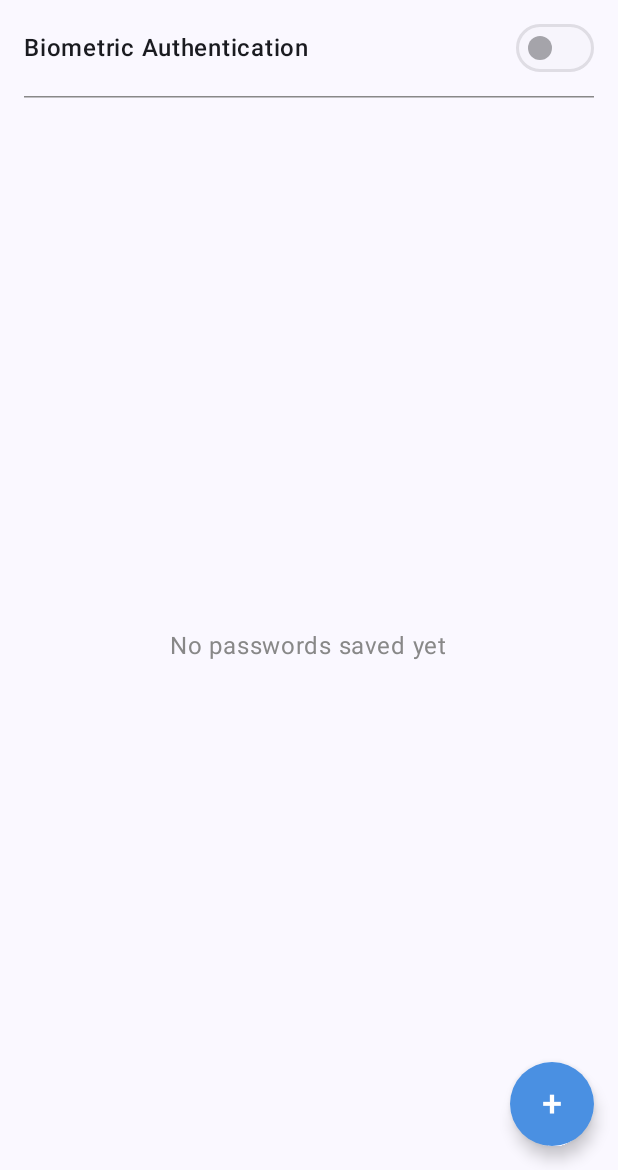
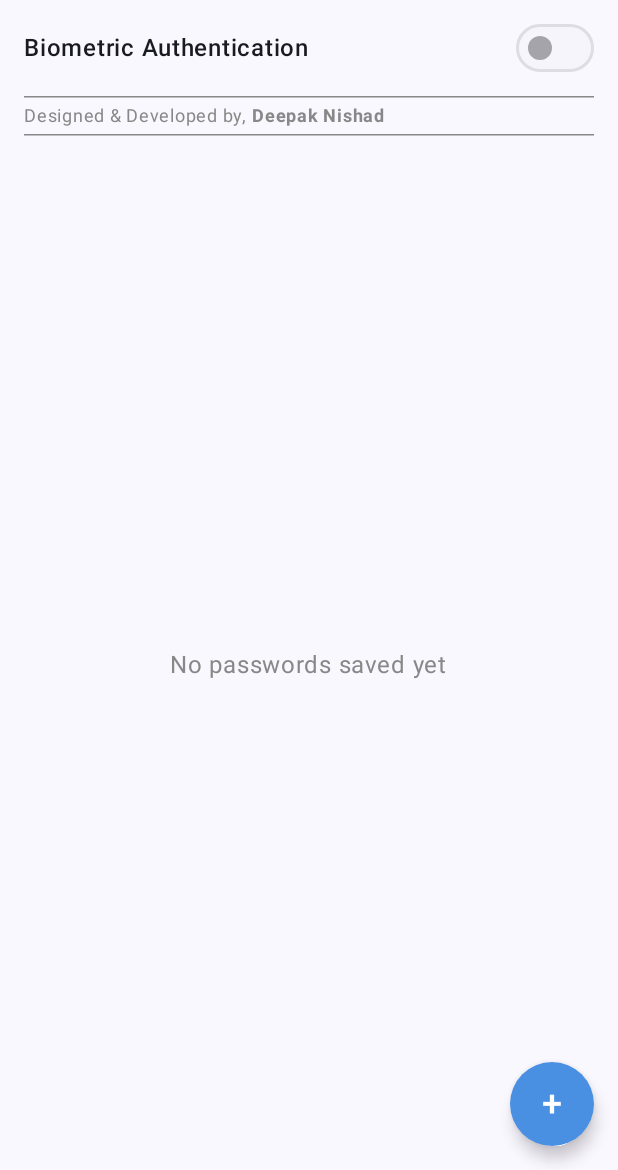
Before and after one commit to ideepaknishadd/PasswordManager, an Android app built with Jetpack Compose: the composable HomeScreen called with empty values, on a phone screen of 412 x 824 dp, the part 66-1236 px from its top. Run offline under Robolectric (Android 15) with nearby library versions, the phone set to English and light mode, and no system bars.

Commit message:
Updated Code - App Completed

```diff
--- a/app/src/main/java/com/deepaknishad/passwordmanager/ui/screens/HomeScreen.kt
+++ b/app/src/main/java/com/deepaknishad/passwordmanager/ui/screens/HomeScreen.kt
@@ -110,6 +110,13 @@ fun HomeScreen(
             }
             HorizontalDivider(
                 modifier = Modifier.padding(top = 8.dp),
+                thickness = 1.dp, color = Color.Gray
+            )
+            Row(modifier = Modifier.fillMaxWidth(), verticalAlignment = Alignment.CenterVertically) {
+                Text(text = "Designed & Developed by, ", fontSize = 12.sp, color = Color.Gray)
+                Text(text = "Deepak Nishad", fontSize = 12.sp, color = Color.Gray, fontWeight = FontWeight.Bold)
+            }
+            HorizontalDivider(
                 thickness = 1.dp, color = Color.Gray
             )
         }
```
